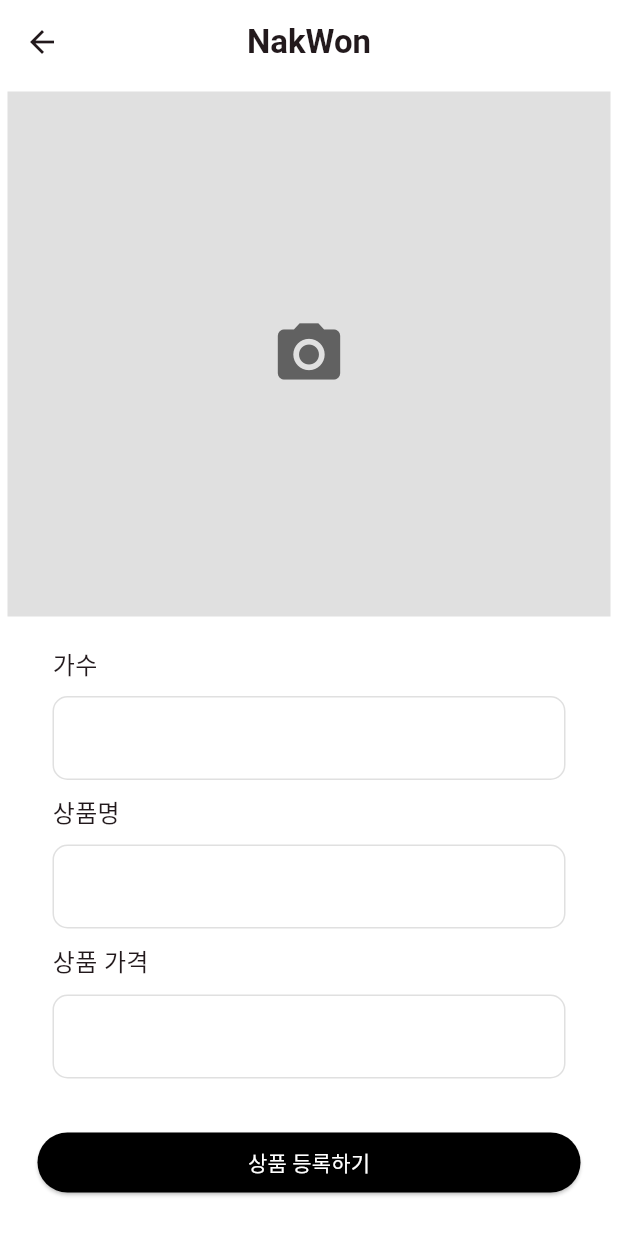
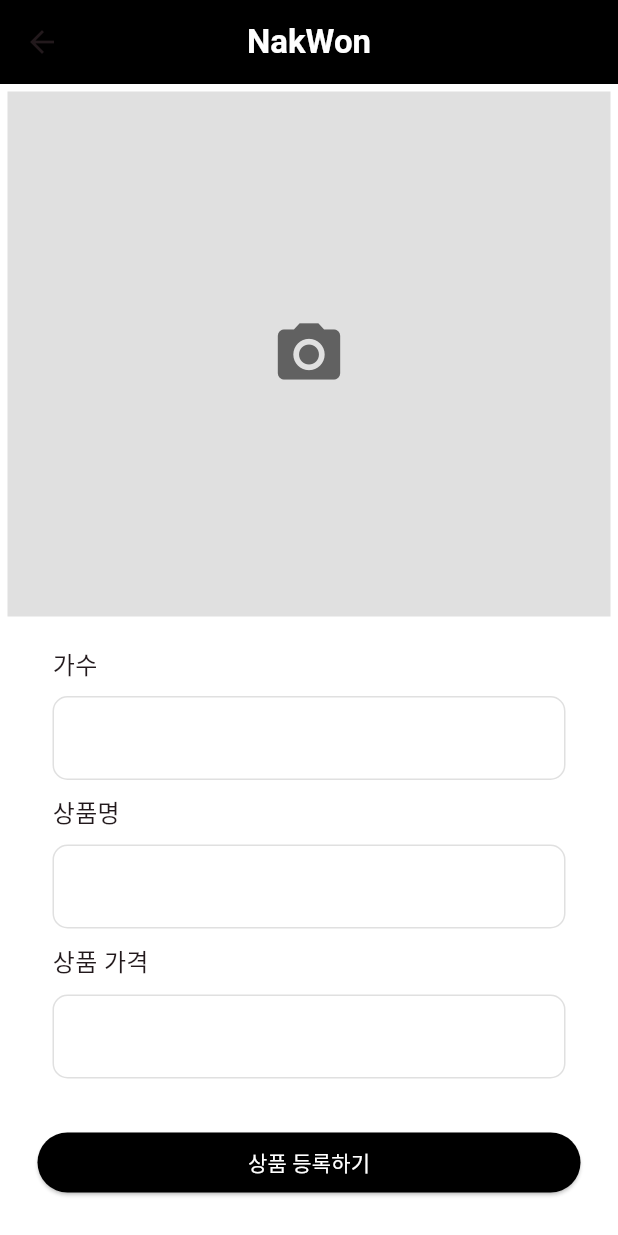
Before and after one commit to nakwon-music-shop/ONLINE_SHOPPINGMALL, a Flutter app: the RegistPage screen opened directly, on a phone screen of 412 x 824 dp. Run offline on Flutter 3.47's test engine with Material 3 defaults, Android fonts, the phone set to English and light mode, and no system bars; our stand-ins replace cloud_firestore, firebase_core, image_picker; accounts and stored records are empty.

Commit message:
[modify]RegistPage 앱바 검은색으로 변경

```diff
--- a/nakwon_online_shoppingmall/lib/pages/regist/regist_page.dart
+++ b/nakwon_online_shoppingmall/lib/pages/regist/regist_page.dart
@@ -25,11 +25,11 @@ class _RegistPageState extends State<RegistPage> {
   Widget build(BuildContext context) {
     return Scaffold(
       appBar: AppBar(
-        backgroundColor: Colors.white,
+        backgroundColor: Colors.black,
         centerTitle: true,
         title: Text(
           'NakWon',
-          style: TextStyle(fontWeight: FontWeight.bold),
+          style: TextStyle(fontWeight: FontWeight.bold, color: Colors.white),
         ),
       ),
       // 상품 이미지가 들어가는 부분
```
